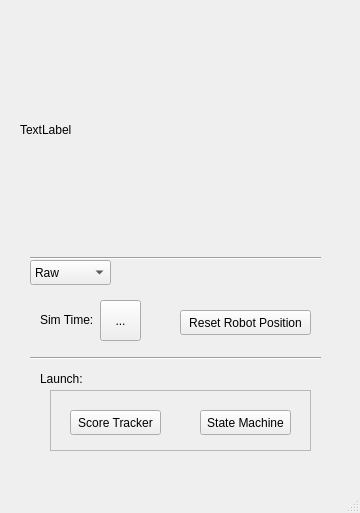
Old version of the form node/Controller_GUI.ui in the repository Taichi-Kamei/ENPH353_Controller.
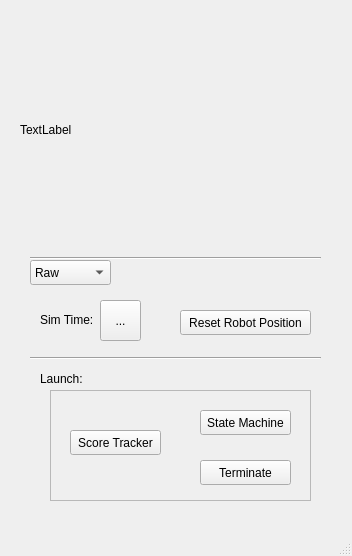
New version of the form.

What changed in the file:
```diff
--- a/node/Controller_GUI.ui
+++ b/node/Controller_GUI.ui
@@ -6,8 +6,8 @@
    <rect>
     <x>0</x>
     <y>0</y>
-    <width>360</width>
-    <height>513</height>
+    <width>352</width>
+    <height>556</height>
    </rect>
   </property>
   <property name="windowTitle">
@@ -46,7 +46,7 @@
       <x>50</x>
       <y>390</y>
       <width>261</width>
-      <height>61</height>
+      <height>111</height>
      </rect>
     </property>
     <property name="sizePolicy">
@@ -78,7 +78,7 @@
      <property name="geometry">
       <rect>
        <x>20</x>
-       <y>20</y>
+       <y>40</y>
        <width>91</width>
        <height>25</height>
       </rect>
@@ -87,6 +87,19 @@
       <string>Score Tracker</string>
      </property>
     </widget>
+    <widget class="QPushButton" name="terminate_button">
+     <property name="geometry">
+      <rect>
+       <x>150</x>
+       <y>70</y>
+       <width>91</width>
+       <height>25</height>
+      </rect>
+     </property>
+     <property name="text">
+      <string>Terminate</string>
+     </property>
+    </widget>
    </widget>
    <widget class="QLabel" name="label">
     <property name="geometry">
```
Left out of the diff: 2 changed lines with no effect on the pictures.
